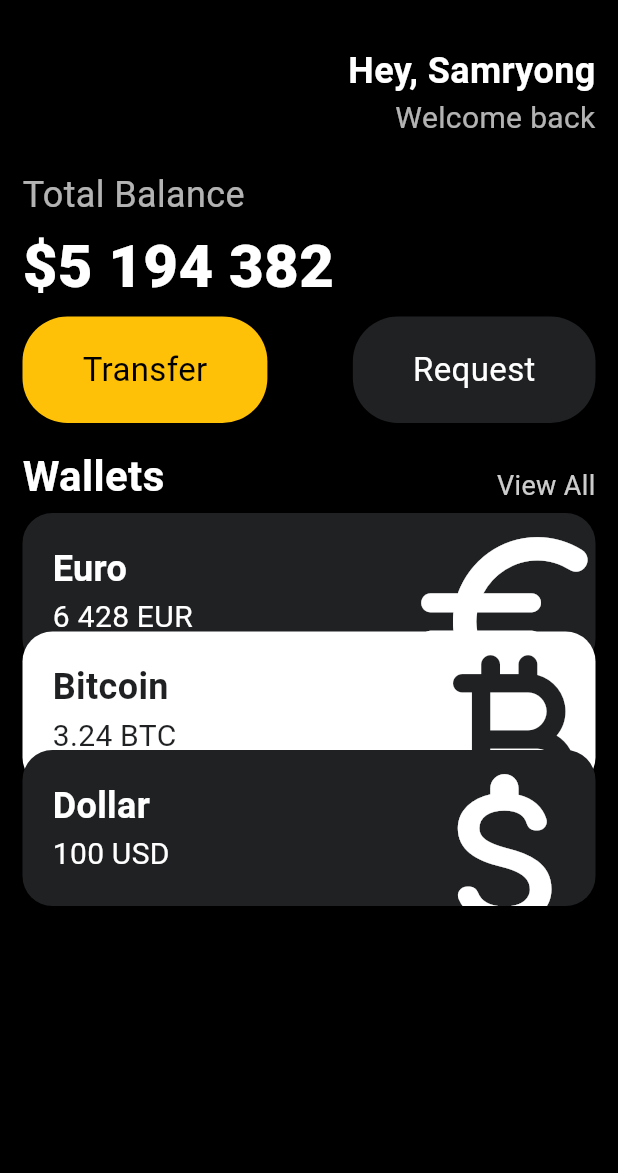
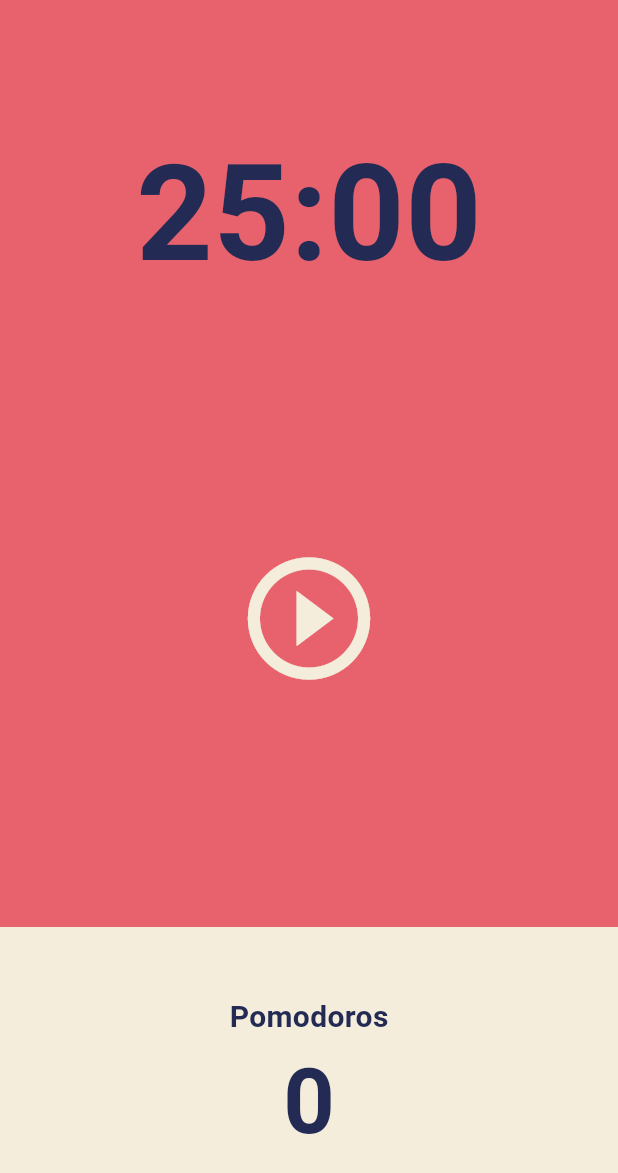
Before and after one commit to Sam-Ryong/pika_client_flutter, a Flutter app: the screen it shows after launch, on a phone screen of 412 x 824 dp. Shown: the top 1173 px of the screen. Run offline on Flutter 3.47's test engine with Material 3 defaults, Android fonts, the phone set to English and light mode, and no system bars.

Commit message:
expanded, context theme, flexible에 대해서 연습

```diff
--- a/lib/main.dart
+++ b/lib/main.dart
@@ -1,6 +1,5 @@
 import 'package:flutter/material.dart';
-import 'package:pika_client_flutter/widgets/button.dart';
-import 'package:pika_client_flutter/widgets/card.dart';
+import 'package:pika_client_flutter/screen/home_screen.dart';
 
 void main() {
   runApp(const App());
@@ -12,134 +11,16 @@ class App extends StatelessWidget {
   @override
   Widget build(BuildContext context) {
     return MaterialApp(
-      home: Scaffold(
-        backgroundColor: Colors.black,
-        body: SingleChildScrollView(
-          child: Padding(
-            padding: const EdgeInsets.symmetric(
-              horizontal: 15,
-            ),
-            child: Column(
-              crossAxisAlignment: CrossAxisAlignment.start,
-              children: [
-                const SizedBox(
-                  height: 30,
-                ),
-                Row(
-                  mainAxisAlignment: MainAxisAlignment.end,
-                  children: [
-                    Column(
-                      crossAxisAlignment: CrossAxisAlignment.end,
-                      children: [
-                        const Text("Hey, Samryong",
-                            style: TextStyle(
-                              color: Colors.white,
-                              fontSize: 24,
-                              fontWeight: FontWeight.w700,
-                            )),
-                        Text(
-                          "Welcome back",
-                          style: TextStyle(
-                              color: Colors.white.withOpacity(0.7),
-                              fontSize: 20),
-                        )
-                      ],
-                    )
-                  ],
-                ),
-                const SizedBox(
-                  height: 20,
-                ),
-                Text(
-                  "Total Balance",
-                  style: TextStyle(
-                    color: Colors.white.withOpacity(0.7),
-                    fontSize: 24,
-                  ),
-                ),
-                const SizedBox(height: 2),
-                const Text(
-                  "\$5 194 382",
-                  style: TextStyle(
-                    color: Colors.white,
-                    fontSize: 40,
-                    fontWeight: FontWeight.w800,
-                  ),
-                ),
-                const SizedBox(
-                  height: 5,
-                ),
-                const Row(
-                  mainAxisAlignment: MainAxisAlignment.spaceBetween,
-                  children: [
-                    MyButton(
-                      text: "Transfer",
-                      backgroundColor: Colors.amber,
-                      textColor: Colors.black,
-                    ),
-                    MyButton(
-                      text: "Request",
-                      backgroundColor: Color(0xFF1F2123),
-                      textColor: Colors.white,
-                    )
-                  ],
-                ),
-                const SizedBox(
-                  height: 15,
-                ),
-                Row(
-                  crossAxisAlignment: CrossAxisAlignment.end,
-                  mainAxisAlignment: MainAxisAlignment.spaceBetween,
-                  children: [
-                    const Text(
-                      "Wallets",
-                      style: TextStyle(
-                        color: Colors.white,
-                        fontSize: 28,
-                        fontWeight: FontWeight.w600,
-                      ),
-                    ),
-                    Text(
-                      "View All",
-                      style: TextStyle(
-                        color: Colors.white.withOpacity(0.8),
-                        fontSize: 18,
-                      ),
-                    )
-                  ],
-                ),
-                const SizedBox(
-                  height: 5,
-                ),
-                const MyCard(
-                  name: "Euro",
-                  balance: "6 428",
-                  index: "EUR",
-                  icon: Icons.euro_rounded,
-                  isInverted: false,
-                  order: 0,
-                ),
-                const MyCard(
-                  name: "Bitcoin",
-                  balance: "3.24",
-                  index: "BTC",
-                  icon: Icons.currency_bitcoin_rounded,
-                  isInverted: true,
-                  order: 1,
-                ),
-                const MyCard(
-                  name: "Dollar",
-                  balance: "100",
-                  index: "USD",
-                  icon: Icons.attach_money_rounded,
-                  isInverted: false,
-                  order: 2,
-                )
-              ],
+      theme: ThemeData(
+          colorScheme:
+              ColorScheme.fromSwatch(backgroundColor: const Color(0xFFE7626C)),
+          textTheme: const TextTheme(
+            displayLarge: TextStyle(
+              color: Color(0xFF232B55),
             ),
           ),
-        ),
-      ),
+          cardColor: const Color(0xFFF4EDDB)),
+      home: HomeScreen(),
     );
   }
 }
--- /dev/null
+++ b/lib/screen/home_screen.dart
@@ -0,0 +1,86 @@
+import 'package:flutter/material.dart';
+
+class HomeScreen extends StatefulWidget {
+  const HomeScreen({super.key});
+
+  @override
+  State<HomeScreen> createState() => _HomeScreenState();
+}
+
+class _HomeScreenState extends State<HomeScreen> {
+  @override
+  Widget build(BuildContext context) {
+    return Scaffold(
+        backgroundColor: Theme.of(context).colorScheme.background,
+        body: Column(
+          children: [
+            Flexible(
+              flex: 1,
+              child: Container(
+                alignment: Alignment.bottomCenter,
+                child: Text(
+                  "25:00",
+                  style: TextStyle(
+                    color: Theme.of(context).textTheme.displayLarge?.color,
+                    fontSize: 89,
+                    fontWeight: FontWeight.w600,
+                  ),
+                ),
+              ),
+            ),
+            Flexible(
+              flex: 2,
+              child: Center(
+                child: IconButton(
+                  color: Theme.of(context).cardColor,
+                  iconSize: 98,
+                  icon: const Icon(Icons.play_circle_outline),
+                  onPressed: () {},
+                ),
+              ),
+            ),
+            Flexible(
+              flex: 1,
+              child: Row(
+                children: [
+                  Expanded(
+                    child: Container(
+                      decoration: BoxDecoration(
+                        color: Theme.of(context).cardColor,
+                      ),
+                      child: Column(
+                        mainAxisAlignment: MainAxisAlignment.center,
+                        children: [
+                          Text(
+                            "Pomodoros",
+                            style: TextStyle(
+                              fontSize: 20,
+                              fontWeight: FontWeight.w600,
+                              color: Theme.of(context)
+                                  .textTheme
+                                  .displayLarge!
+                                  .color,
+                            ),
+                          ),
+                          Text(
+                            '0',
+                            style: TextStyle(
+                              fontSize: 60,
+                              fontWeight: FontWeight.w600,
+                              color: Theme.of(context)
+                                  .textTheme
+                                  .displayLarge!
+                                  .color,
+                            ),
+                          ),
+                        ],
+                      ),
+                    ),
+                  ),
+                ],
+              ),
+            ),
+          ],
+        ));
+  }
+}
```
Also changed, not shown: lib/stateless.dart (added, +145 -0 lines).
